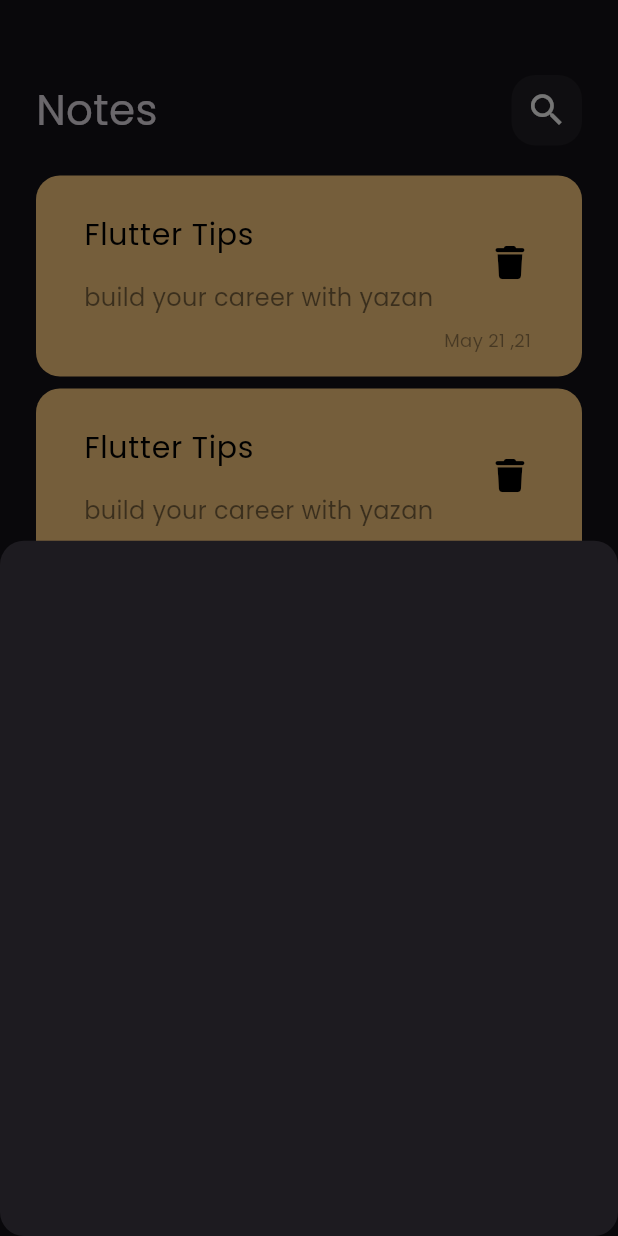
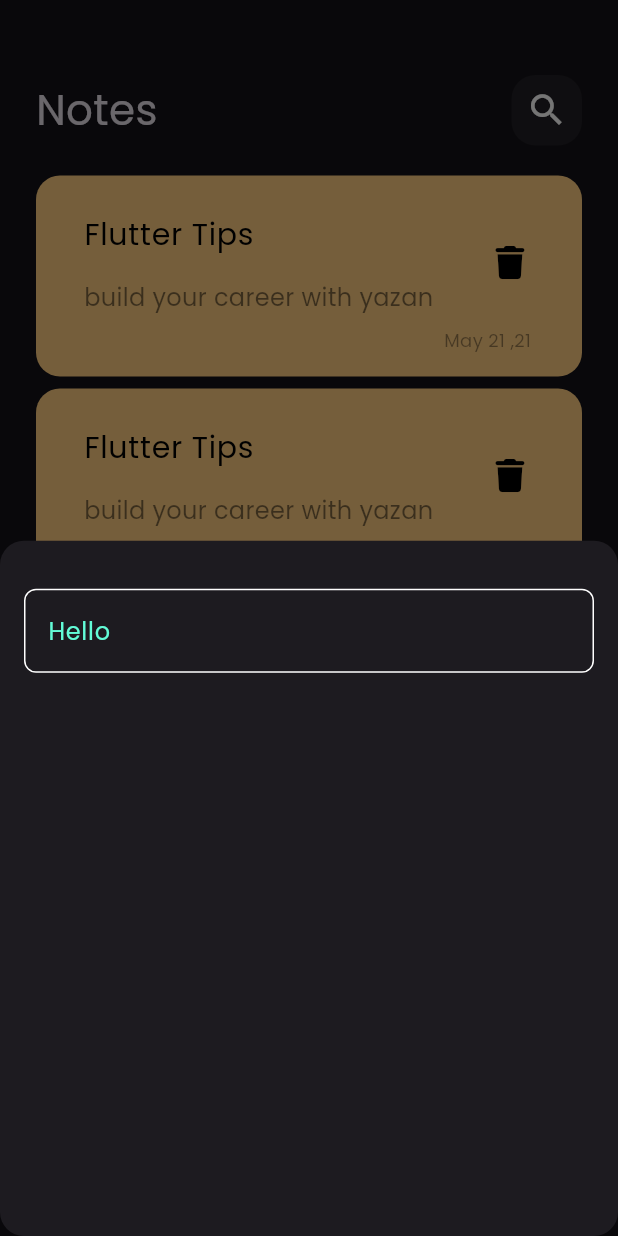
Before and after one commit to YazanAljundy/note_app, a Flutter app: the screen it shows after launch, after a tap on the "add" icon, on a phone screen of 412 x 824 dp. Run offline on Flutter 3.47's test engine with Material 3 defaults, Android fonts, the phone set to English and light mode, and no system bars; our stand-ins replace font_awesome_flutter.

Commit message:
create custom text field

```diff
--- /dev/null
+++ b/lib/constants.dart
@@ -0,0 +1,3 @@
+import 'package:flutter/material.dart';
+
+const kprimaryColor = Color(0xff62FCD7);
--- a/lib/views/notes_view.dart
+++ b/lib/views/notes_view.dart
@@ -1,5 +1,5 @@
 import 'package:flutter/material.dart';
-import 'package:tone_app/views/widgets/ass_note_bottom_sheet.dart';
+import 'package:tone_app/views/widgets/add_note_bottom_sheet.dart';
 import 'package:tone_app/views/widgets/notes_view_body.dart';
 
 class NotesView extends StatelessWidget {
--- /dev/null
+++ b/lib/views/widgets/add_note_bottom_sheet.dart
@@ -0,0 +1,14 @@
+import 'package:flutter/material.dart';
+import 'package:tone_app/views/widgets/custom_text_field.dart';
+
+class AddNoteBottomSeet extends StatelessWidget {
+  const AddNoteBottomSeet({super.key});
+
+  @override
+  Widget build(BuildContext context) {
+    return Padding(
+      padding: const EdgeInsets.symmetric(horizontal: 16),
+      child: Column(children: [SizedBox(height: 32), CustomTextField()]),
+    );
+  }
+}
--- a/lib/views/widgets/ass_note_bottom_sheet.dart
+++ /dev/null
@@ -1,10 +0,0 @@
-import 'package:flutter/material.dart';
-
-class AddNoteBottomSeet extends StatelessWidget {
-  const AddNoteBottomSeet({super.key});
-
-  @override
-  Widget build(BuildContext context) {
-    return Container();
-  }
-}
--- /dev/null
+++ b/lib/views/widgets/custom_text_field.dart
@@ -0,0 +1,27 @@
+import 'package:flutter/material.dart';
+import 'package:tone_app/constants.dart';
+
+class CustomTextField extends StatelessWidget {
+  const CustomTextField({super.key});
+
+  @override
+  Widget build(BuildContext context) {
+    return TextField(
+      cursorColor: kprimaryColor,
+      decoration: InputDecoration(
+        hintText: 'Hello',
+        hintStyle: TextStyle(color: kprimaryColor),
+        border: buildBorder(),
+        enabledBorder: buildBorder(),
+        focusedBorder: buildBorder(kprimaryColor),
+      ),
+    );
+  }
+
+  OutlineInputBorder buildBorder([color]) {
+    return OutlineInputBorder(
+      borderRadius: BorderRadius.circular(8),
+      borderSide: BorderSide(color: color ?? Colors.white),
+    );
+  }
+}
```
